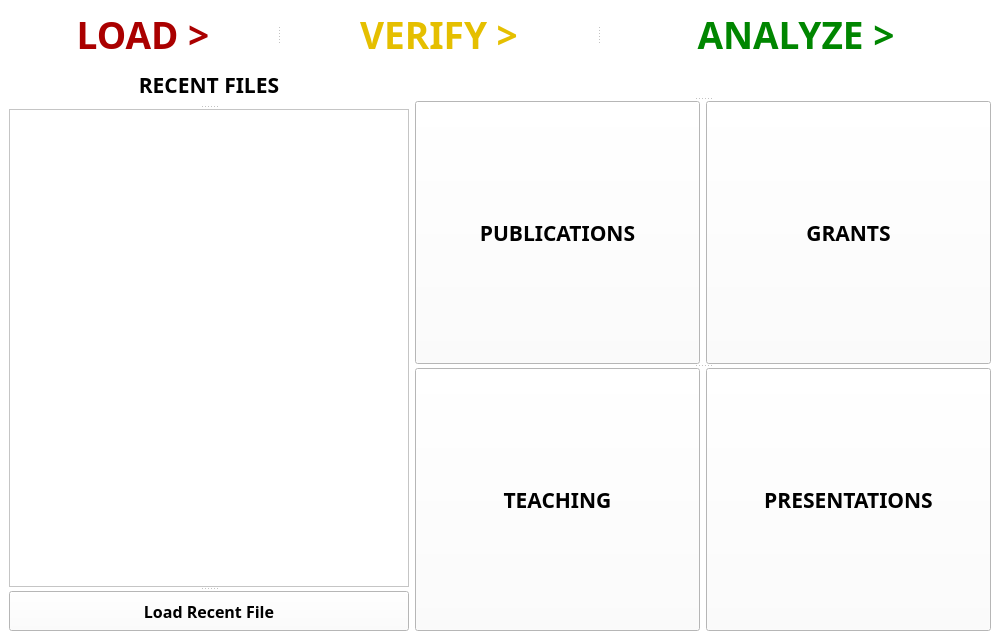
Qt form Project Code/AppleProject/View/load_csv.ui (JRWu/DataAggregation) before a commit.
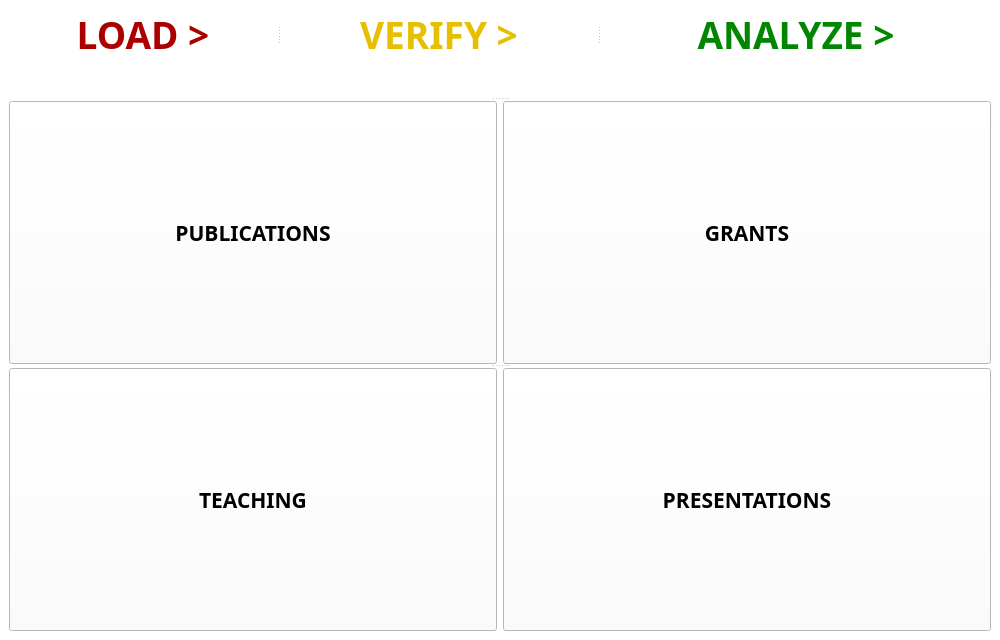
The same form after that commit.

Commit message: VS Fixed viewing memory leak. Different windows now just hide or show instead of reload.

```diff
--- a/Project Code/AppleProject/View/load_csv.ui
+++ b/Project Code/AppleProject/View/load_csv.ui
@@ -647,75 +647,7 @@
       </widget>
      </widget>
     </item>
-    <item row="1" column="0">
-     <widget class="QSplitter" name="splitter_2">
-      <property name="orientation">
-       <enum>Qt::Vertical</enum>
-      </property>
-      <widget class="QLabel" name="recent_files_label">
-       <property name="minimumSize">
-        <size>
-         <width>0</width>
-         <height>40</height>
-        </size>
-       </property>
-       <property name="maximumSize">
-        <size>
-         <width>16777215</width>
-         <height>40</height>
-        </size>
-       </property>
-       <property name="font">
-        <font>
-         <family>Arial Black</family>
-         <pointsize>16</pointsize>
-         <weight>75</weight>
-         <bold>true</bold>
-        </font>
-       </property>
-       <property name="text">
-        <string>RECENT FILES</string>
-       </property>
-       <property name="alignment">
-        <set>Qt::AlignCenter</set>
-       </property>
-      </widget>
-      <widget class="QListView" name="recent_files_list">
-       <property name="maximumSize">
-        <size>
-         <width>400</width>
-         <height>16777215</height>
-        </size>
-       </property>
-      </widget>
-      <widget class="QPushButton" name="loadRecentFile_btn">
-       <property name="minimumSize">
-        <size>
-         <width>0</width>
-         <height>30</height>
-        </size>
-       </property>
-       <property name="maximumSize">
-        <size>
-         <width>16777215</width>
-         <height>40</height>
-        </size>
-       </property>
-       <property name="font">
-        <font>
-         <family>Arial Black</family>
-         <pointsize>12</pointsize>
-         <weight>75</weight>
-         <bold>true</bold>
-        </font>
-       </property>
-       <property name="text">
-        <string>Load Recent File</string>
-       </property>
-      </widget>
-     </widget>
-    </item>
-    <item row="1" column="1">
+    <item row="1" column="0" colspan="2">
      <widget class="QSplitter" name="splitter_3">
       <property name="orientation">
        <enum>Qt::Vertical</enum>
@@ -736,43 +668,6 @@
             <height>40</height>
            </size>
           </property>
-          <property name="palette">
-           <palette>
-            <active>
-             <colorrole role="WindowText">
-              <brush brushstyle="SolidPattern">
-               <color alpha="255">
-                <red>255</red>
-                <green>0</green>
-                <blue>0</blue>
-               </color>
-              </brush>
-             </colorrole>
-            </active>
-            <inactive>
-             <colorrole role="WindowText">
-              <brush brushstyle="SolidPattern">
-               <color alpha="255">
-                <red>255</red>
-                <green>0</green>
-                <blue>0</blue>
-               </color>
-              </brush>
-             </colorrole>
-            </inactive>
-            <disabled>
-             <colorrole role="WindowText">
-              <brush brushstyle="SolidPattern">
-               <color alpha="255">
-                <red>127</red>
-                <green>127</green>
-                <blue>127</blue>
-               </color>
-              </brush>
-             </colorrole>
-            </disabled>
-           </palette>
-          </property>
           <property name="font">
            <font>
             <pointsize>16</pointsize>
@@ -787,7 +682,7 @@
            <bool>false</bool>
           </property>
           <property name="alignment">
-           <set>Qt::AlignLeading|Qt::AlignLeft|Qt::AlignVCenter</set>
+           <set>Qt::AlignCenter</set>
           </property>
           <property name="wordWrap">
            <bool>true</bool>
```
The commit also changes 33 other files.
